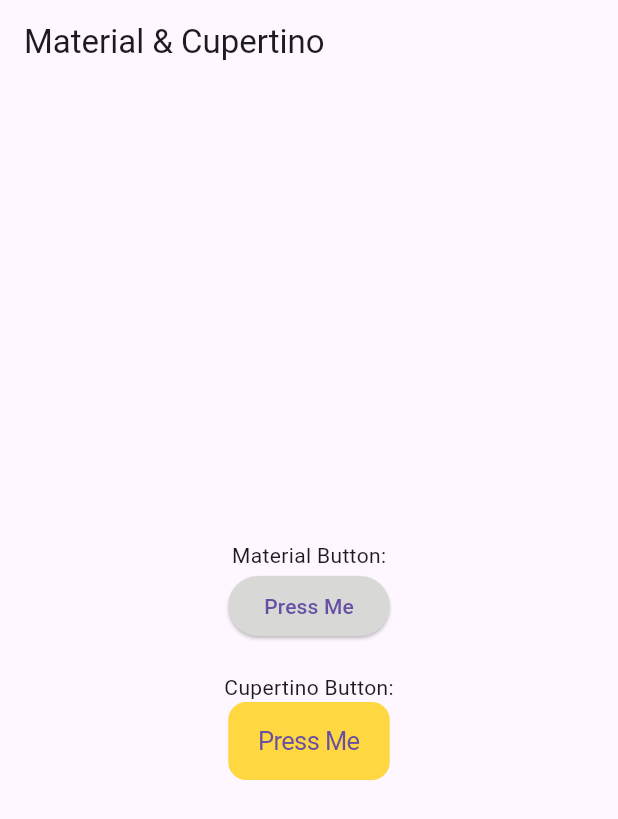
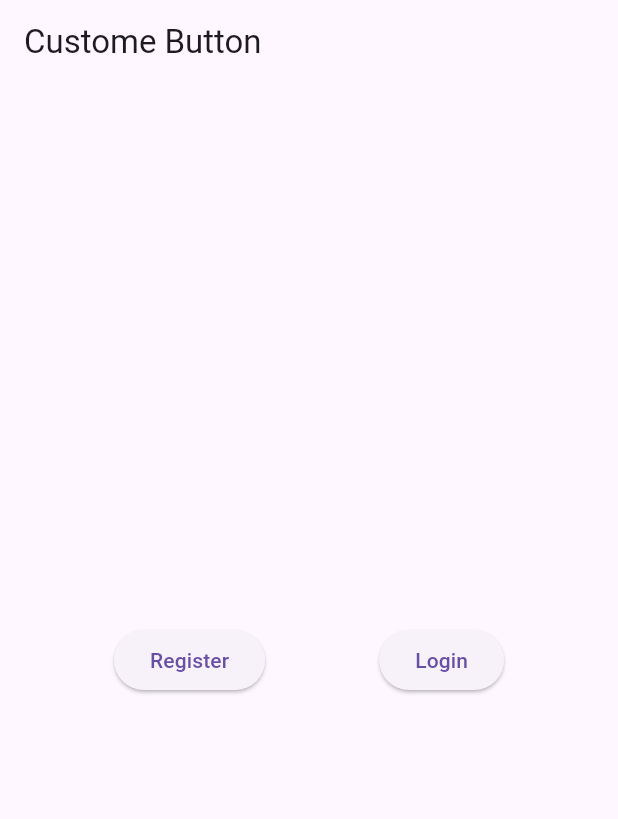
Before and after one commit to krishansharma11/40DaysOfFlutter, a Flutter app: the screen it shows after launch, on a phone screen of 412 x 824 dp. Shown: the top 819 px of the screen. Run offline on Flutter 3.47's test engine with Material 3 defaults, Android fonts, the phone set to English and light mode, and no system bars.

Commit message:
create custom button with dailog box

```diff
--- a/lib/main.dart
+++ b/lib/main.dart
@@ -21,61 +21,57 @@ class MyHomePage extends StatelessWidget {
   Widget build(BuildContext context) {
     return Scaffold(
         appBar: AppBar(
-          title: Text('Material & Cupertino'),
+          title: const Text('Custome Button'),
         ),
         body: Center(
-          child: Column(
-            mainAxisAlignment: MainAxisAlignment.center,
-            children: <Widget>[
-              Text('Material Button:'),
-              ElevatedButton(
+            child: Row(
+          mainAxisAlignment: MainAxisAlignment.spaceEvenly,
+          children: [
+            CustomButton(
+              titleButton: "Register",
               onPressed: () {
-                    _showAlertDialog(context);
+                print("hello");
+                _showAlertDialog(
+                    context, "Register", "User Register SuccesFully");
               },
-                  child: Text('Press Me'),
-                  style: ElevatedButton.styleFrom(
-                      backgroundColor: Color.fromARGB(255, 216, 216, 215))),
-              SizedBox(height: 20),
-              Text('Cupertino Button:'),
-              CupertinoButton(
+            ),
+            CustomButton(
+              titleButton: "Login",
               onPressed: () {
-                  _showAlertDialog(context);
+                print("hello");
+                _showAlertDialog(context, "Login", "user Login Successfully");
               },
-                child: Text('Press Me'),
-                color: Colors.amberAccent,
             ),
           ],
-          ),
+        )));
+  }
+}
+
+class CustomButton extends StatelessWidget {
+  late final String titleButton;
+  late final VoidCallback onPressed;
+
+  CustomButton({required this.titleButton, required this.onPressed});
+
+  // ignore: empty_constructor_bodies
+  @override
+  Widget build(BuildContext context) {
+    // TODO: implement build
+    return (ElevatedButton(
+      onPressed: onPressed,
+      child: Text(titleButton),
     ));
   }
 }
 
-void _showAlertDialog(BuildContext context) {
-  if (Platform.isIOS) {
-    showCupertinoDialog(
-      context: context,
-      builder: (context) {
-        return CupertinoAlertDialog(
-          title: Text('Cupertino Alert'),
-          content: Text('This is a Cupertino-style alert dialog.'),
-          actions: <Widget>[
-            CupertinoDialogAction(
-              child: Text('OK'),
-              onPressed: () {
-                Navigator.of(context).pop();
-              },
-            ),
-          ],
-        );
-      },
-    );
-  } else {
+void _showAlertDialog(
+    BuildContext context, String msgTitle, String msgDescription) {
   showDialog(
     context: context,
     builder: (context) {
       return AlertDialog(
-          title: Text('Material Alert'),
-          content: Text('This is a Material-style alert dialog.'),
+        title: Text(msgTitle),
+        content: Text(msgDescription),
         actions: <Widget>[
           TextButton(
             child: Text('OK'),
@@ -88,4 +84,3 @@ void _showAlertDialog(BuildContext context) {
     },
   );
 }
-}
```
Lines whose indentation alone changed are shown as unchanged.
